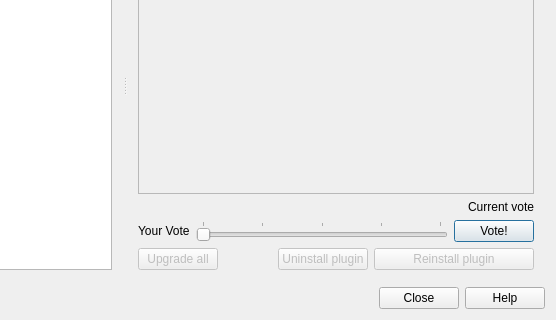
Before: the Qt Designer form src/ui/qgspluginmanagerbase.ui in qgis/QGIS, drawn with Qt 5; both pictures show x 319 to 875 and y 151 to 471 of the 875 by 471 pixel window.
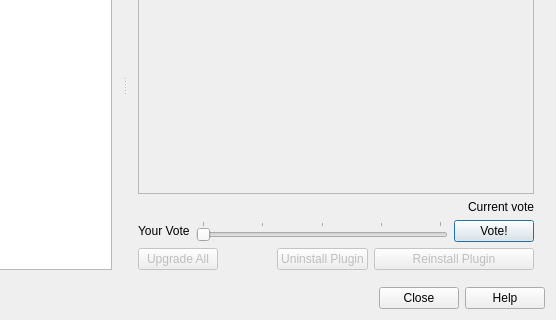
After: the same form once the commit is applied. Icons and pictures are not drawn. Custom widgets are drawn as their Qt base class.

Diff of the .ui file:
```diff
--- a/src/ui/qgspluginmanagerbase.ui
+++ b/src/ui/qgspluginmanagerbase.ui
@@ -452,7 +452,7 @@
                     <string>Upgrade all upgradeable plugins</string>
                    </property>
                    <property name="text">
-                    <string>Upgrade all</string>
+                    <string>Upgrade All</string>
                    </property>
                   </widget>
                  </item>
@@ -481,7 +481,7 @@
                     <string>Uninstall the selected plugin</string>
                    </property>
                    <property name="text">
-                    <string>Uninstall plugin</string>
+                    <string>Uninstall Plugin</string>
                    </property>
                   </widget>
                  </item>
@@ -500,7 +500,7 @@
                     <string>Install, reinstall or upgrade the selected plugin</string>
                    </property>
                    <property name="text">
-                    <string>Reinstall plugin</string>
+                    <string>Reinstall Plugin</string>
                    </property>
                   </widget>
                  </item>
```
